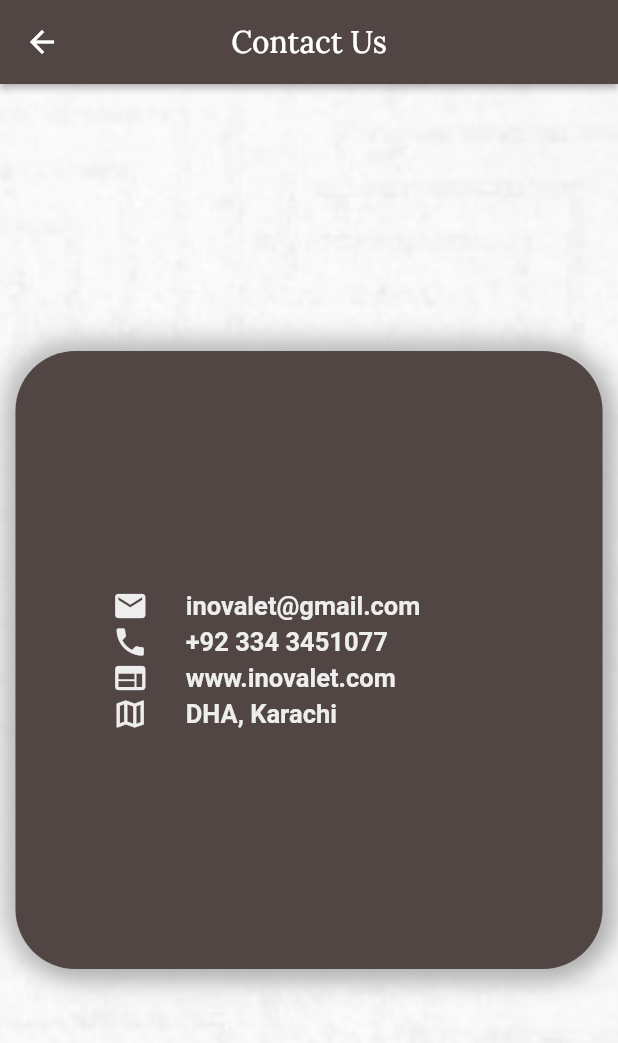
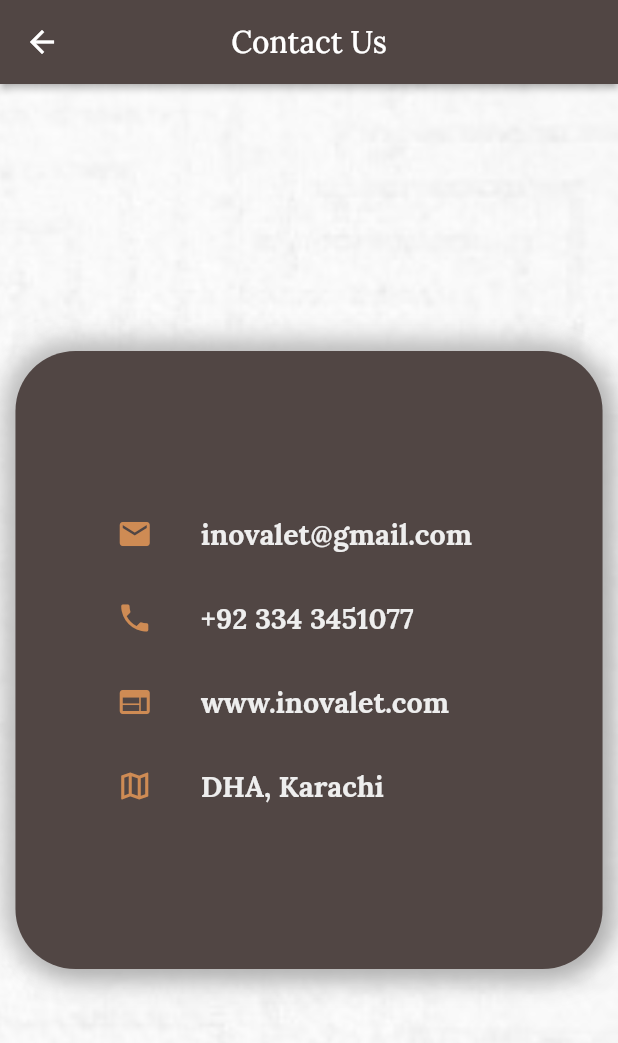
Before and after one commit to hamzakbarali/Inovalet, a Flutter app: the ContacUsScreen screen opened by its route, on a phone screen of 412 x 824 dp. Shown: the top 1043 px of the screen. Run offline on Flutter 3.47's test engine with Material 2 defaults, Android fonts, the phone set to English and light mode, and no system bars; our stand-ins replace animated_text_kit, google_fonts, shimmer_animation.

```diff
--- a/lib/common_components/submit_btn.dart
+++ b/lib/common_components/submit_btn.dart
@@ -4,8 +4,10 @@
 
 class SubmitBtn extends StatelessWidget {
   late final Size size;
+  late final VoidCallback onPress;
 
-  SubmitBtn({required this.size, Key? key}) : super(key: key);
+  SubmitBtn({required this.size, required this.onPress, Key? key})
+      : super(key: key);
 
   @override
   Widget build(BuildContext context) {
@@ -26,7 +28,7 @@
           ),
         ),
       ),
-      onPressed: () {},
+      onPressed: onPress,
       child: Text(
         "Submit",
         style: GoogleFonts.lora(
--- a/lib/screens/contactus_screen/contactus_screen.dart
+++ b/lib/screens/contactus_screen/contactus_screen.dart
@@ -1,6 +1,7 @@
 import "package:flutter/material.dart";
 import '../../common_components/commoncomp_barrel.dart';
 import "../../utils/utils_barrel.dart";
+import "./widgets/ContactItem.dart";
 
 class ContacUsScreen extends StatelessWidget {
   const ContacUsScreen({Key? key}) : super(key: key);
@@ -51,110 +52,10 @@
                 crossAxisAlignment: CrossAxisAlignment.center,
                 mainAxisAlignment: MainAxisAlignment.center,
                 children: [
-                  SizedBox(
-                    width: size.width * 0.70,
-                    child: Row(
-                      mainAxisAlignment: MainAxisAlignment.start,
-                      children: [
-                        SizedBox(
-                          width: 50,
-                          child: Icon(
-                            Icons.email,
-                            color: Colors.grey.shade200,
-                          ),
-                        ),
-                        const SizedBox(
-                          width: 12,
-                        ),
-                        Text(
-                          "inovalet@gmail.com",
-                          style: TextStyle(
-                            color: Colors.grey.shade200,
-                            fontSize: 17,
-                            fontWeight: FontWeight.bold,
-                          ),
-                        ),
-                      ],
-                    ),
-                  ),
-                  SizedBox(
-                    width: size.width * 0.70,
-                    child: Row(
-                      mainAxisAlignment: MainAxisAlignment.start,
-                      children: [
-                        SizedBox(
-                          width: 50,
-                          child: Icon(
-                            Icons.phone,
-                            color: Colors.grey.shade200,
-                          ),
-                        ),
-                        const SizedBox(
-                          width: 12,
-                        ),
-                        Text(
-                          "+92 334 3451077",
-                          style: TextStyle(
-                            color: Colors.grey.shade200,
-                            fontSize: 17,
-                            fontWeight: FontWeight.bold,
-                          ),
-                        )
-                      ],
-                    ),
-                  ),
-                  SizedBox(
-                    width: size.width * 0.70,
-                    child: Row(
-                      mainAxisAlignment: MainAxisAlignment.start,
-                      children: [
-                        SizedBox(
-                          width: 50,
-                          child: Icon(
-                            Icons.web,
-                            color: Colors.grey.shade200,
-                          ),
-                        ),
-                        const SizedBox(
-                          width: 12,
-                        ),
-                        Text(
-                          "www.inovalet.com",
-                          style: TextStyle(
-                            color: Colors.grey.shade200,
-                            fontSize: 17,
-                            fontWeight: FontWeight.bold,
-                          ),
-                        )
-                      ],
-                    ),
-                  ),
-                  SizedBox(
-                    width: size.width * 0.70,
-                    child: Row(
-                      mainAxisAlignment: MainAxisAlignment.start,
-                      children: [
-                        SizedBox(
-                          width: 50,
-                          child: Icon(
-                            Icons.map_outlined,
-                            color: Colors.grey.shade200,
-                          ),
-                        ),
-                        const SizedBox(
-                          width: 12,
-                        ),
-                        Text(
-                          "DHA, Karachi",
-                          style: TextStyle(
-                            color: Colors.grey.shade200,
-                            fontSize: 17,
-                            fontWeight: FontWeight.bold,
-                          ),
-                        )
-                      ],
-                    ),
-                  ),
+                  ContactItem(text: "inovalet@gmail.com", icon: Icons.email),
+                  ContactItem(text: "+92 334 3451077", icon: Icons.phone),
+                  ContactItem(text: "www.inovalet.com", icon: Icons.web),
+                  ContactItem(text: "DHA, Karachi", icon: Icons.map_outlined),
                 ],
               ),
             ),
--- /dev/null
+++ b/lib/screens/contactus_screen/widgets/ContactItem.dart
@@ -0,0 +1,38 @@
+import "package:flutter/material.dart";
+import "../../../utils/utils_barrel.dart";
+import "package:google_fonts/google_fonts.dart";
+
+class ContactItem extends StatelessWidget {
+  late final IconData icon;
+  late final String text;
+
+  ContactItem({
+    Key? key,
+    required this.text,
+    required this.icon,
+  }) : super(key: key);
+
+  @override
+  Widget build(BuildContext context) {
+    Size size = MediaQuery.of(context).size;
+    return SizedBox(
+      width: size.width * 0.70,
+      child: ListTile(
+        leading: Icon(
+          icon,
+          color: brownShade,
+        ),
+        title: Text(
+          text,
+          style: GoogleFonts.lora(
+            textStyle: TextStyle(
+              color: Colors.grey.shade200,
+              fontSize: 19,
+              fontWeight: FontWeight.bold,
+            ),
+          ),
+        ),
+      ),
+    );
+  }
+}
--- a/lib/screens/login_screen/login_screen.dart
+++ b/lib/screens/login_screen/login_screen.dart
@@ -105,6 +105,7 @@
                           width: screenSize.width * 0.3,
                           child: SubmitBtn(
                             size: screenSize,
+                            onPress: () {},
                           ),
                         ),
                       ],
--- a/lib/screens/registration_screen/registration_screen.dart
+++ b/lib/screens/registration_screen/registration_screen.dart
@@ -143,6 +143,7 @@
                           width: screenSize.width * 0.3,
                           child: SubmitBtn(
                             size: screenSize,
+                            onPress: () {},
                           ),
                         ),
                       ],
--- a/lib/utils/themes.dart
+++ b/lib/utils/themes.dart
@@ -5,7 +5,6 @@
 TextTheme splashscreenHeadingTextTheme = TextTheme(
   bodyText1: GoogleFonts.lobster(
     textStyle: const TextStyle(
-      color: Colors.blue,
       fontSize: 70,
       fontWeight: FontWeight.bold,
     ),
@@ -14,7 +13,6 @@
 
 TextTheme defaultscreenHeadingTextTheme = TextTheme(
   bodyText1: GoogleFonts.lobster(
-    color: Colors.blue,
     fontWeight: FontWeight.bold,
   ),
 );
```
Also changed, not shown: lib/data/users.dart (+4 -4 lines), lib/models/user.dart (+39 -5 lines).
